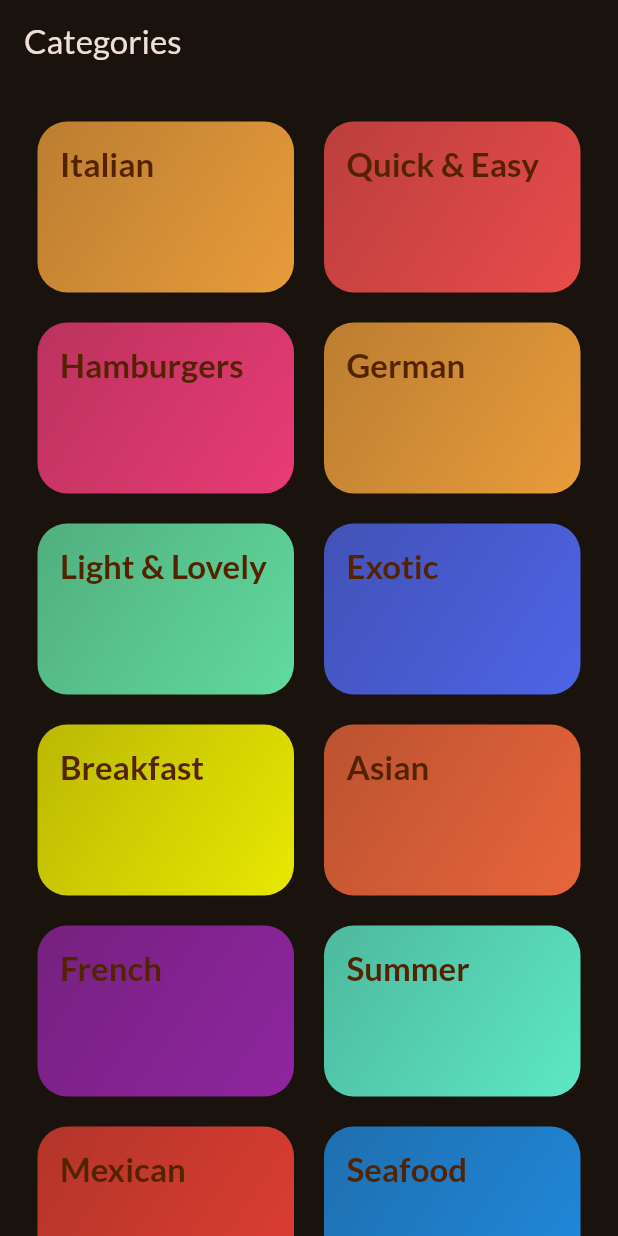
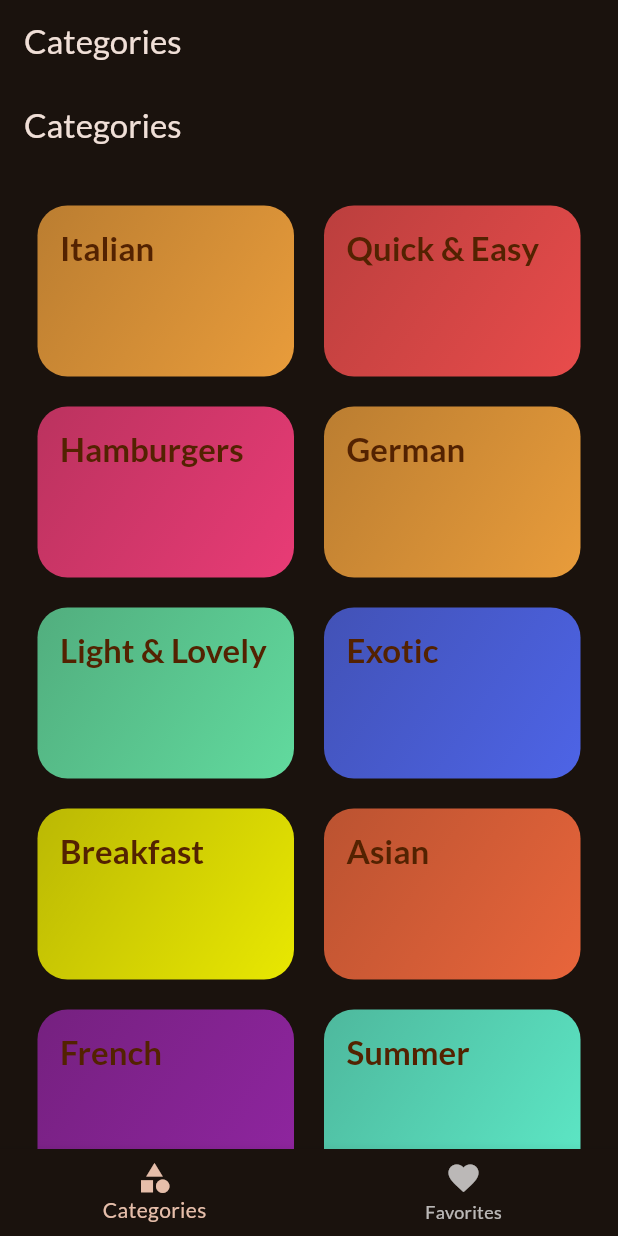
Before and after one commit to amir3x0/meals, a Flutter app: the screen it shows after launch, on a phone screen of 412 x 824 dp. Run offline on Flutter 3.47's test engine with Material 3 defaults, Android fonts, the light colour scheme and no system bars; our stand-ins replace google_fonts, transparent_image.

Commit message:
made tabs screen for navigation beteen main screens

```diff
--- a/lib/main.dart
+++ b/lib/main.dart
@@ -2,6 +2,7 @@ import 'package:flutter/material.dart';
 
 import 'package:google_fonts/google_fonts.dart';
 import 'package:meals/screens/categories.dart';
+import 'package:meals/screens/tabs.dart';
 
 final theme = ThemeData(
   useMaterial3: true,
@@ -23,7 +24,7 @@ class App extends StatelessWidget {
   Widget build(BuildContext context) {
     return MaterialApp(
       theme: theme,
-      home: const CategoriesScreen(),
+      home: const TabsScreen(),
     );
   }
 }
--- /dev/null
+++ b/lib/screens/favorites.dart
@@ -0,0 +1,12 @@
+import 'package:flutter/material.dart';
+
+class FavoritesScreen extends StatelessWidget {
+  const FavoritesScreen({super.key});
+
+  @override
+  Widget build(BuildContext context) {
+    return Center(
+      child: Text('Your Favorites'),
+    );
+  }
+}
--- /dev/null
+++ b/lib/screens/tabs.dart
@@ -0,0 +1,52 @@
+import 'package:flutter/material.dart';
+import 'package:meals/screens/categories.dart';
+import 'package:meals/screens/favorites.dart';
+import 'package:meals/screens/meals.dart';
+
+class TabsScreen extends StatefulWidget{
+  const TabsScreen({super.key});
+
+  @override
+  _TabsScreenState createState() => _TabsScreenState();
+}
+
+class _TabsScreenState extends State<TabsScreen> {
+  int _selectedPageIndex = 0;
+
+  void _selectPage(int index) {
+    setState(() {
+      _selectedPageIndex = index;
+    });
+  }
+
+  @override
+  Widget build(BuildContext context) {
+    Widget currentPage = const CategoriesScreen();
+    var activePageTitle = 'Categories';
+
+    if (_selectedPageIndex == 1) {
+      currentPage = const MealsScreen(title: 'Favorites', meals: []);
+      activePageTitle = 'Favorites';
+    }
+
+    return Scaffold(
+      appBar: AppBar(
+        title: Text(activePageTitle),
+      ),
+      body: currentPage,
+      bottomNavigationBar: BottomNavigationBar(
+        onTap: _selectPage,
+        items: const [
+          BottomNavigationBarItem(
+            icon: Icon(Icons.category_sharp),
+            label: 'Categories',
+          ),
+          BottomNavigationBarItem(
+            icon: Icon(Icons.favorite_sharp),
+            label: 'Favorites',
+          ),
+        ],
+      ),
+    );
+  }
+}
```
Also changed, not shown: lib/screens/meal_details.dart (+17 -0 lines), 1 other file.
